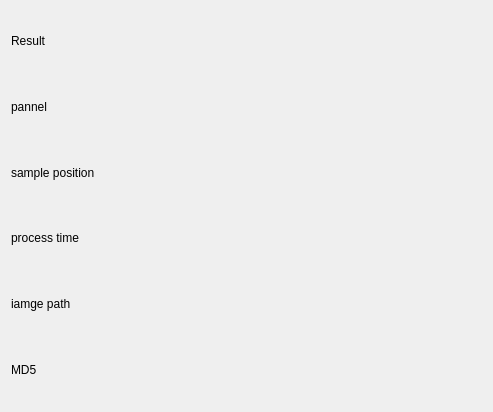
First picture: the form in AOI/widResult.ui, repository qiquanFeng/AOI, before the edit.
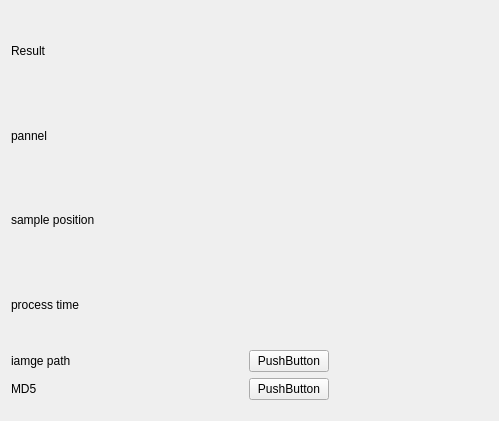
Second picture: the form after the edit.

Diff of the .ui file:
```diff
--- a/AOI/widResult.ui
+++ b/AOI/widResult.ui
@@ -6,8 +6,8 @@
    <rect>
     <x>0</x>
     <y>0</y>
-    <width>493</width>
-    <height>412</height>
+    <width>499</width>
+    <height>421</height>
    </rect>
   </property>
   <property name="windowTitle">
@@ -104,10 +104,13 @@
         </property>
        </widget>
       </item>
-      <item>
-       <widget class="QLabel" name="lab_imagepath">
+      <item alignment="Qt::AlignLeft">
+       <widget class="QPushButton" name="pushButton_imagepath">
+        <property name="layoutDirection">
+         <enum>Qt::LeftToRight</enum>
+        </property>
         <property name="text">
-         <string/>
+         <string>PushButton</string>
         </property>
        </widget>
       </item>
@@ -122,10 +125,10 @@
         </property>
        </widget>
       </item>
-      <item>
-       <widget class="QLabel" name="lab_MD5">
+      <item alignment="Qt::AlignLeft">
+       <widget class="QPushButton" name="pushButton_MD5">
         <property name="text">
-         <string/>
+         <string>PushButton</string>
         </property>
        </widget>
       </item>
```
